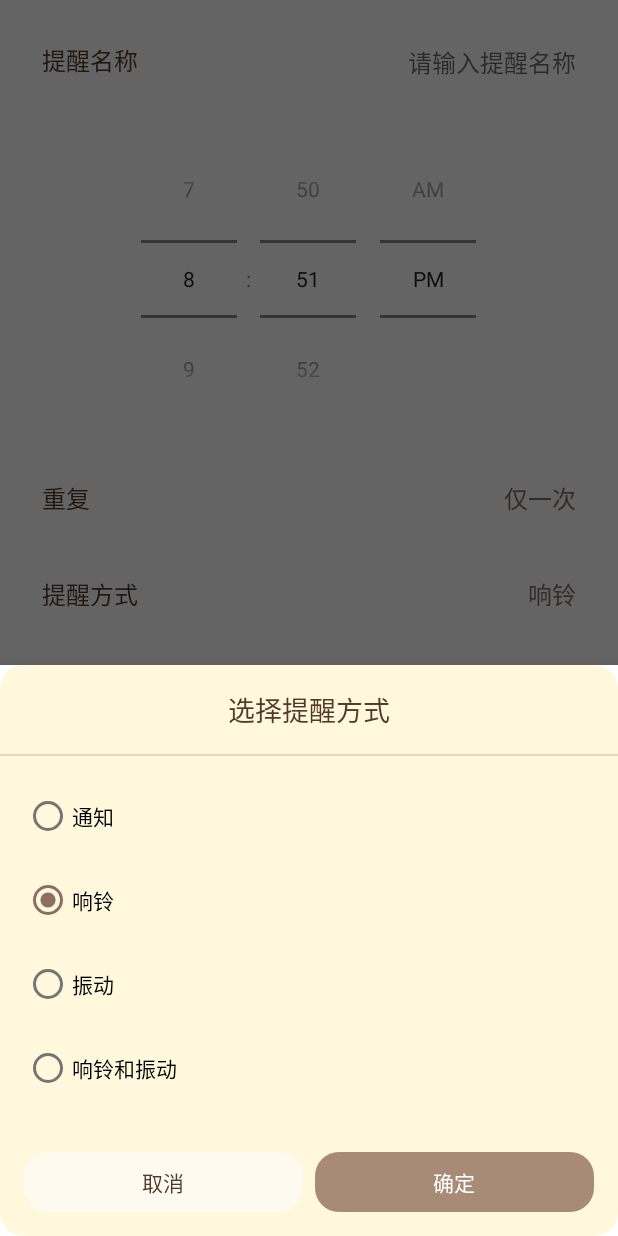
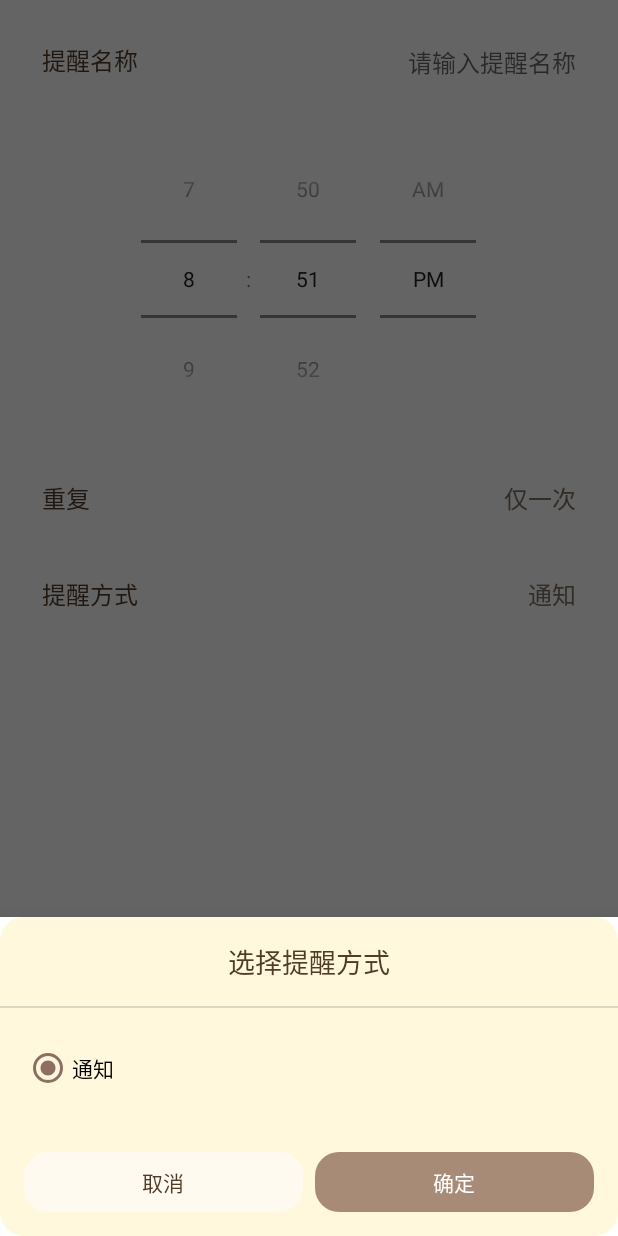
Before and after one commit to Light5-star/CapybaraLedger1, an Android app: the fragment ReminderAddFragment shown on its own in the app's theme, after a tap on "提醒方式", on a phone screen of 412 x 824 dp. Run offline under Robolectric (Android 15) with nearby library versions, the phone set to English and light mode, and no system bars.

Commit message:
25.3暂时隐藏其他提醒方式

```diff
--- a/app/src/main/java/com/xuhh/capybaraledger/ui/activity/reminder/ReminderAddFragment.kt
+++ b/app/src/main/java/com/xuhh/capybaraledger/ui/activity/reminder/ReminderAddFragment.kt
@@ -28,7 +28,7 @@ class ReminderAddFragment : BaseFragment<FragmentReminderAddBinding>() {
     private var currentRepeatType = ReminderRepeatType.ONCE
     private var customDays: List<Int>? = null
     private var isOddWeek: Boolean = true  // 单双休时是否为单周
-    private var currentNotifyType = ReminderNotifyType.RING
+    private var currentNotifyType = ReminderNotifyType.NOTIFICATION
     private var reminderName: String = ""
 
     override fun initBinding(): FragmentReminderAddBinding {
@@ -228,52 +228,34 @@ class ReminderAddFragment : BaseFragment<FragmentReminderAddBinding>() {
         val dialogView = layoutInflater.inflate(R.layout.dialog_notify_type, null)
         dialog.setContentView(dialogView)
 
-        // 创建临时变量存储选择状态
+        val radioGroup = dialogView.findViewById<RadioGroup>(R.id.rg_notify_type)
         var tempNotifyType = currentNotifyType
 
-        val radioGroup = dialogView.findViewById<RadioGroup>(R.id.rg_notify_type)
+        // 设置当前选中状态
+        radioGroup.check(R.id.rb_notification)  // 默认选中通知
 
-        // 设置当前选中状态
-        radioGroup.check(when (tempNotifyType) {
-            ReminderNotifyType.NOTIFICATION -> R.id.rb_notification
-            ReminderNotifyType.RING -> R.id.rb_ring
-            ReminderNotifyType.VIBRATE -> R.id.rb_vibrate
-            ReminderNotifyType.RING_VIBRATE -> R.id.rb_ring_vibrate
-        })
+        // 选择监听
+        radioGroup.setOnCheckedChangeListener { _, checkedId ->
+            tempNotifyType = ReminderNotifyType.NOTIFICATION  // 始终使用通知
+        }
 
-        // 设置底部按钮点击事件
+        // 取消按钮
         dialogView.findViewById<TextView>(R.id.btn_cancel).setOnClickListener {
             dialog.dismiss()
         }
 
+        // 确认按钮
         dialogView.findViewById<TextView>(R.id.btn_confirm).setOnClickListener {
             currentNotifyType = tempNotifyType
             updateNotifyTypeText()
             dialog.dismiss()
         }
 
-        // 选择监听
-        radioGroup.setOnCheckedChangeListener { group, checkedId ->
-            tempNotifyType = when (checkedId) {
-                R.id.rb_notification -> ReminderNotifyType.NOTIFICATION
-                R.id.rb_ring -> ReminderNotifyType.RING
-                R.id.rb_vibrate -> ReminderNotifyType.VIBRATE
-                R.id.rb_ring_vibrate -> ReminderNotifyType.RING_VIBRATE
-                else -> ReminderNotifyType.NOTIFICATION
-            }
-        }
-
         dialog.show()
     }
 
     private fun updateNotifyTypeText() {
-        val text = when (currentNotifyType) {
-            ReminderNotifyType.RING -> "响铃"
-            ReminderNotifyType.VIBRATE -> "振动"
-            ReminderNotifyType.RING_VIBRATE -> "响铃和振动"
-            ReminderNotifyType.NOTIFICATION -> "通知"
-        }
-        mBinding.llNotify.tvNotifyValue.text = text
+        mBinding.llNotify.tvNotifyValue.text = "通知"  // 始终显示通知
     }
 
     private fun showNameDialog() {
--- a/app/src/main/res/layout/dialog_notify_type.xml
+++ b/app/src/main/res/layout/dialog_notify_type.xml
@@ -29,9 +29,11 @@
             android:id="@+id/rb_notification"
             android:layout_width="match_parent"
             android:layout_height="wrap_content"
-            android:layout_marginBottom="8dp"
+            android:checked="true"
             android:text="通知" />
 
+        <!-- 暂时隐藏其他选项 -->
+        <!--
         <RadioButton
             android:id="@+id/rb_ring"
             android:layout_width="match_parent"
@@ -51,6 +53,7 @@
             android:layout_width="match_parent"
             android:layout_height="wrap_content"
             android:text="响铃和振动" />
+        -->
 
     </RadioGroup>
 
```
